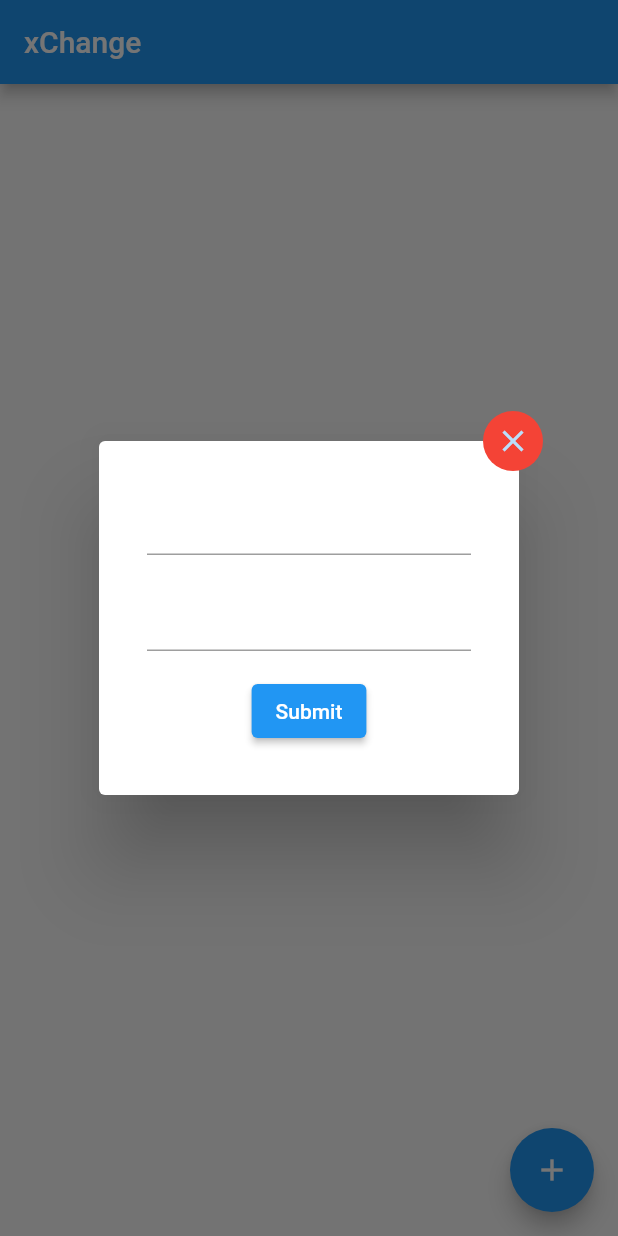
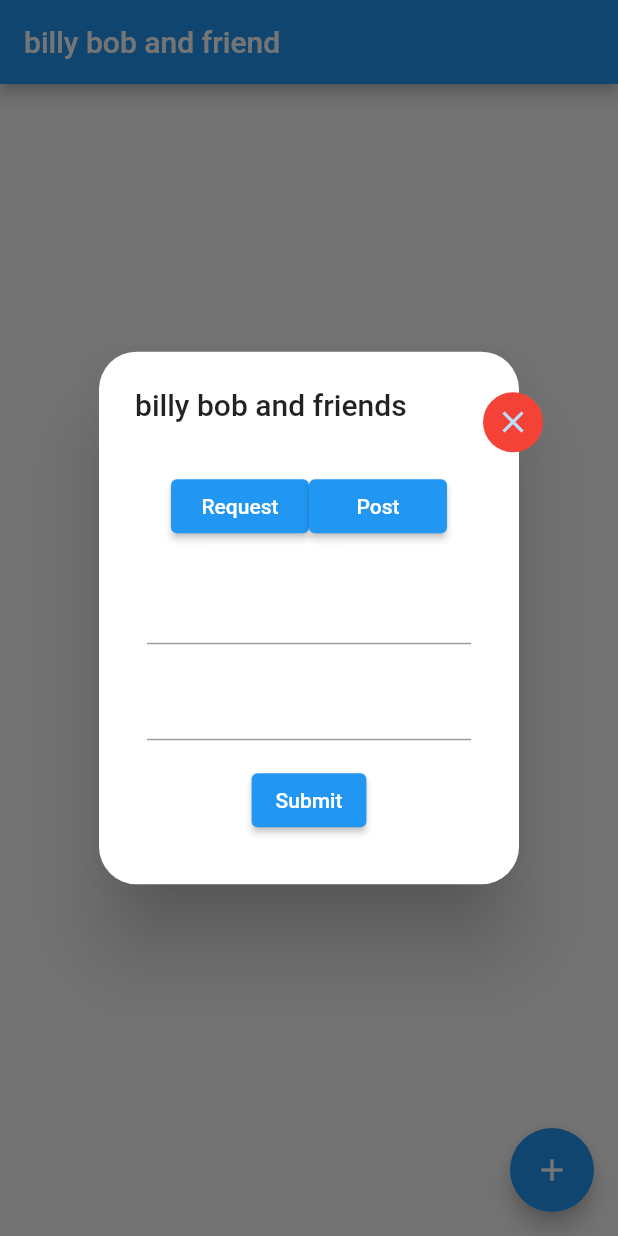
Before and after one commit to SiGMobileUIUC/xchange, a Flutter app: the screen it shows after launch, after a tap on the "add" icon, on a phone screen of 412 x 824 dp. Run offline on Flutter 3.47's test engine with Material 2 defaults, Android fonts, the phone set to English and light mode, and no system bars; drawn by our look-alikes of flutter_platform_widgets; statements that could not run were skipped.

Commit message:
made progress on listview

```diff
--- a/lib/src/screens/home.dart
+++ b/lib/src/screens/home.dart
@@ -12,8 +12,9 @@ class Home extends StatefulWidget {
 
 class _HomeState extends State<Home> {
   int _counter = 0;
-  var emailController = TextEditingController();
-  var messageController = TextEditingController();
+  var titleController = TextEditingController();
+  var descriptionController = TextEditingController();
+  dynamic type;
   final _formKey = GlobalKey<FormState>();
   int bob = 5;
   List<RequestItem> entries = <RequestItem>[];
@@ -25,6 +26,11 @@ class _HomeState extends State<Home> {
       context: context,
       builder: (BuildContext context) {
         return AlertDialog(
+          insetPadding: const EdgeInsets.all(30),
+          shape: const RoundedRectangleBorder(
+                   borderRadius: BorderRadius.all(Radius.circular(25.0))
+               ),
+          title: const Text('billy bob and friends'),
           content: Stack(
             clipBehavior: Clip.none,
             children: <Widget>[
@@ -48,14 +54,25 @@ class _HomeState extends State<Home> {
                   children: <Widget>[
                     Padding(
                       padding: const EdgeInsets.all(8.0),
+                      child: ListTile(
+                        title: Row(
+                        children: <Widget>[
+                          Expanded(child: ElevatedButton(onPressed: () {type = false;},child: Text("Request"))),
+                          Expanded(child: ElevatedButton(onPressed: () {type = true;},child: Text("Post"))),
+            ] ,
+          ),
+        )
+                    ),
+                    Padding(
+                      padding: const EdgeInsets.all(8.0),
                       child: TextFormField(
-                        controller: emailController,
+                        controller: titleController,
                       ),
                     ),
                     Padding(
                       padding: const EdgeInsets.all(8.0),
                       child: TextFormField(
-                        controller: messageController,
+                        controller: descriptionController,
                       ),
                     ),
                     Padding(
@@ -63,12 +80,13 @@ class _HomeState extends State<Home> {
                       child: ElevatedButton(
                         child: const Text("Submit"),
                         onPressed: () {
-                          String email = emailController.text.toString();
-                          String name = messageController.text.toString();
+                          String title = titleController.text.toString();
+                          String description = descriptionController.text.toString();
                           entries.add(
                             RequestItem(
-                              a: email,
-                              b: name,
+                              title: title,
+                              description: description,
+                              t: type,
                             ),
                           );
                           colorCodes.add(min(_counter * 100, 900));
@@ -91,7 +109,7 @@ class _HomeState extends State<Home> {
   Widget build(BuildContext context) {
     return Scaffold(
       appBar: AppBar(
-        title: const Text("xChange"),
+        title: const Text("billy bob and friend"),
       ),
       body: ListView.builder(
         padding: const EdgeInsets.all(8),
```
Also changed, not shown: lib/src/widgets/request_item.dart (+9 -6 lines), pubspec.lock.
